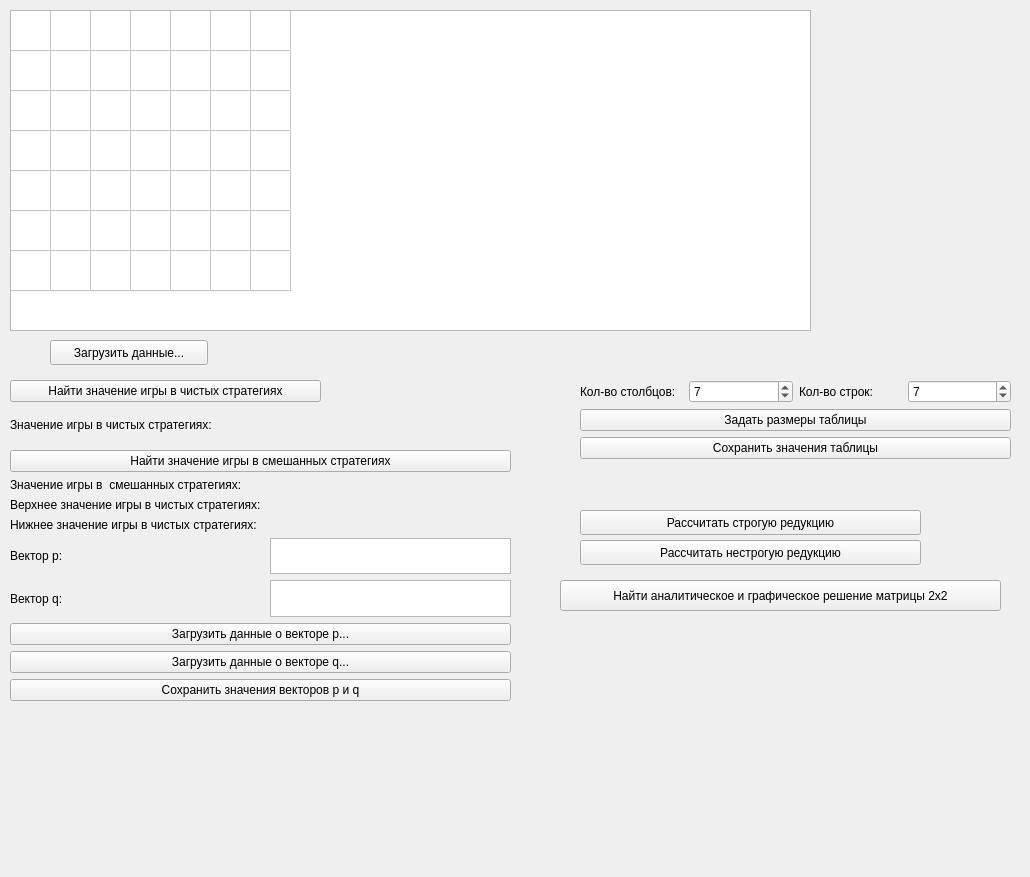
Above: app.ui from lizatish/GameTheory before the change. Below: the same form after it.
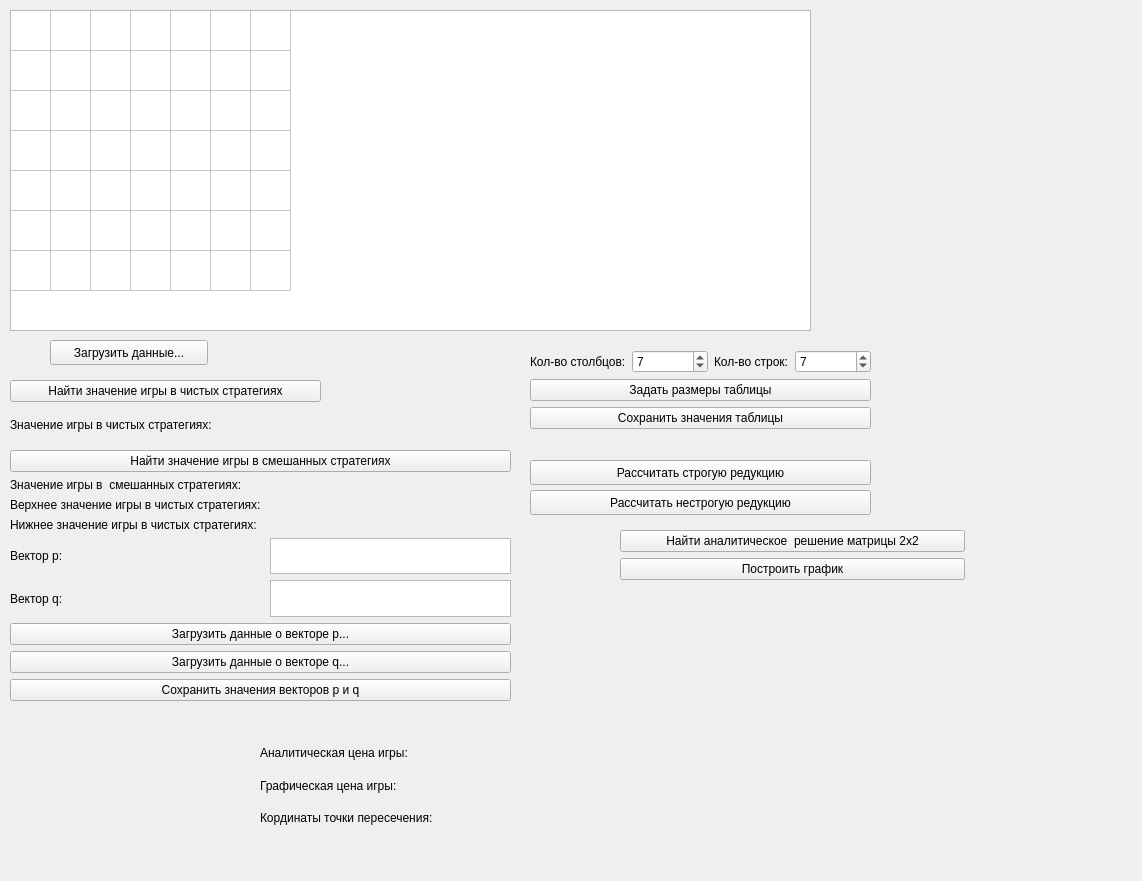
That is the form after the change.

```diff
--- a/app.ui
+++ b/app.ui
@@ -9,8 +9,8 @@
    <rect>
     <x>0</x>
     <y>0</y>
-    <width>1030</width>
-    <height>877</height>
+    <width>1142</width>
+    <height>881</height>
    </rect>
   </property>
   <property name="sizePolicy">
@@ -129,9 +129,9 @@
   <widget class="QWidget" name="gridLayoutWidget_4">
    <property name="geometry">
     <rect>
-     <x>580</x>
-     <y>380</y>
-     <width>431</width>
+     <x>530</x>
+     <y>350</y>
+     <width>341</width>
      <height>92</height>
     </rect>
    </property>
@@ -305,8 +305,8 @@
   <widget class="QPushButton" name="getStrictReduction">
    <property name="geometry">
     <rect>
-     <x>580</x>
-     <y>510</y>
+     <x>530</x>
+     <y>460</y>
      <width>341</width>
      <height>25</height>
     </rect>
@@ -318,8 +318,8 @@
   <widget class="QPushButton" name="getUnstrictReduction">
    <property name="geometry">
     <rect>
-     <x>580</x>
-     <y>540</y>
+     <x>530</x>
+     <y>490</y>
      <width>341</width>
      <height>25</height>
     </rect>
@@ -328,18 +328,88 @@
     <string>Рассчитать нестрогую редукцию</string>
    </property>
   </widget>
-  <widget class="QPushButton" name="get2in2solution">
+  <widget class="QWidget" name="gridLayoutWidget">
    <property name="geometry">
     <rect>
-     <x>560</x>
-     <y>580</y>
-     <width>441</width>
-     <height>31</height>
+     <x>620</x>
+     <y>530</y>
+     <width>345</width>
+     <height>301</height>
     </rect>
    </property>
-   <property name="text">
-    <string>Найти аналитическое и графическое решение матрицы 2х2</string>
+   <layout class="QGridLayout" name="gridLayout_7">
+    <item row="2" column="0">
+     <widget class="QPushButton" name="plot2in2solution">
+      <property name="text">
+       <string>Построить график</string>
+      </property>
+     </widget>
+    </item>
+    <item row="4" column="0">
+     <widget class="QWidget" name="plot" native="true"/>
+    </item>
+    <item row="1" column="0">
+     <widget class="QPushButton" name="get2in2solution">
+      <property name="text">
+       <string>Найти аналитическое  решение матрицы 2х2</string>
+      </property>
+     </widget>
+    </item>
+   </layout>
+  </widget>
+  <widget class="QWidget" name="gridLayoutWidget_2">
+   <property name="geometry">
+    <rect>
+     <x>260</x>
+     <y>740</y>
+     <width>361</width>
+     <height>91</height>
+    </rect>
    </property>
+   <layout class="QGridLayout" name="gridLayout_8">
+    <item row="0" column="1">
+     <widget class="QLabel" name="win_analytic2in2">
+      <property name="text">
+       <string/>
+      </property>
+     </widget>
+    </item>
+    <item row="0" column="0">
+     <widget class="QLabel" name="label_9">
+      <property name="text">
+       <string>Аналитическая цена игры: </string>
+      </property>
+     </widget>
+    </item>
+    <item row="1" column="0">
+     <widget class="QLabel" name="label_10">
+      <property name="text">
+       <string>Графическая цена игры:</string>
+      </property>
+     </widget>
+    </item>
+    <item row="2" column="0">
+     <widget class="QLabel" name="label_11">
+      <property name="text">
+       <string>Кординаты точки пересечения: </string>
+      </property>
+     </widget>
+    </item>
+    <item row="1" column="1">
+     <widget class="QLabel" name="win_plot2in2">
+      <property name="text">
+       <string/>
+      </property>
+     </widget>
+    </item>
+    <item row="2" column="1">
+     <widget class="QLabel" name="xy_analytic2in2">
+      <property name="text">
+       <string/>
+      </property>
+     </widget>
+    </item>
+   </layout>
   </widget>
  </widget>
  <resources/>
```
